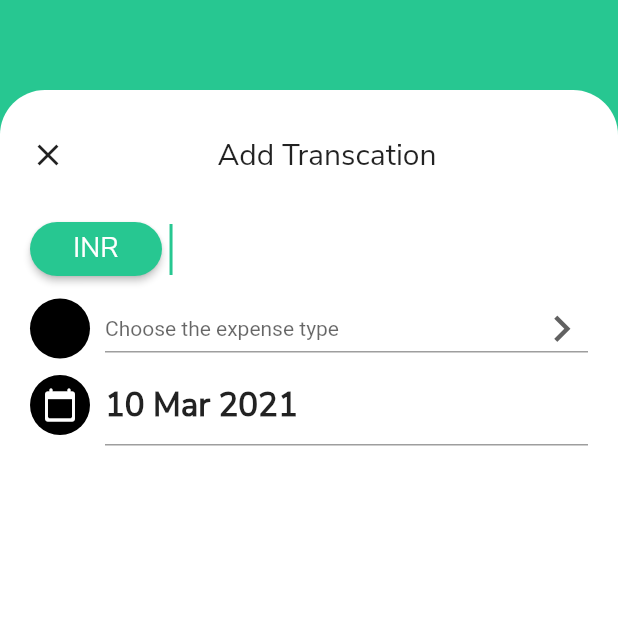
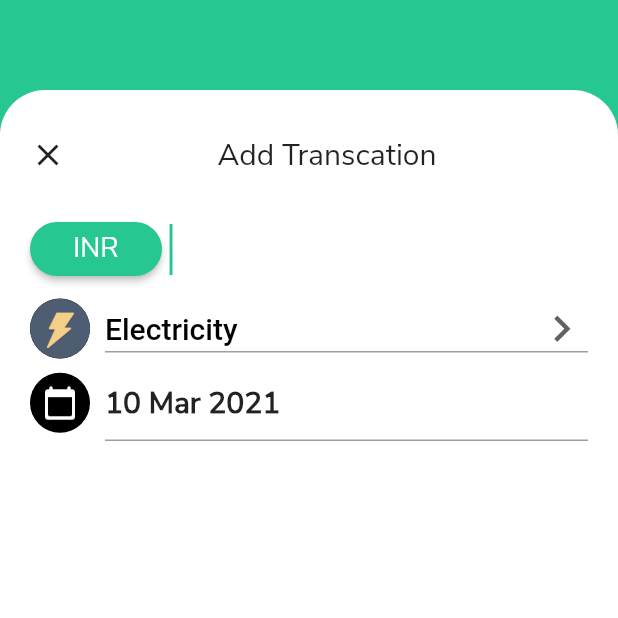
Before and after one commit to keertirajmalik/Pocket-Friend, a Flutter app: the AddTransactionScreen screen opened directly, on a phone screen of 412 x 824 dp, the top half of it. Run offline on Flutter 3.47's test engine with Material 2 defaults, Android fonts, the phone set to English and light mode, and no system bars.

Commit message:
added expense type icons and activated dropdown

```diff
--- a/lib/screens/add_transaction_screen.dart
+++ b/lib/screens/add_transaction_screen.dart
@@ -2,7 +2,14 @@ import 'package:flutter/material.dart';
 import 'package:intl/intl.dart';
 import 'package:pocket_friend/models/expense_data.dart';
 
-class AddTransactionScreen extends StatelessWidget {
+class AddTransactionScreen extends StatefulWidget {
+  @override
+  _AddTransactionScreenState createState() => _AddTransactionScreenState();
+}
+
+class _AddTransactionScreenState extends State<AddTransactionScreen> {
+  String dropdownValue = ExpenseData().expenseTypes.first;
+
   @override
   Widget build(BuildContext context) {
     final _todayDate = TextEditingController();
@@ -73,11 +80,13 @@ class AddTransactionScreen extends StatelessWidget {
                     children: [
                       CircleAvatar(
                         backgroundColor: Colors.black,
+                        backgroundImage:
+                            AssetImage('assets/images/$dropdownValue.png'),
                       ),
                       SizedBox(width: 10.0),
                       Expanded(
                         child: DropdownButton<String>(
-                          // value: dropdownValue,
+                          value: dropdownValue,
                           hint: Text('Choose the expense type'),
                           icon: Icon(
                             Icons.keyboard_arrow_right,
@@ -85,15 +94,18 @@ class AddTransactionScreen extends StatelessWidget {
                           iconSize: 35.0,
                           elevation: 16,
                           isExpanded: true,
-                          style: TextStyle(color: Color(0xff27c791)),
+                          style: TextStyle(
+                              color: Colors.black,
+                              fontSize: 20.0,
+                              fontWeight: FontWeight.w500),
                           underline: Container(
                             height: 1.0,
                             color: Colors.grey,
                           ),
                           onChanged: (String? newValue) {
-                            // setState(() {
-                            //   dropdownValue = newValue;
-                            // });
+                            setState(() {
+                              dropdownValue = newValue!;
+                            });
                           },
                           items: ExpenseData()
                               .expenseTypes
@@ -124,7 +136,7 @@ class AddTransactionScreen extends StatelessWidget {
                           cursorColor: Color(0xff27c791),
                           keyboardType: TextInputType.datetime,
                           style: TextStyle(
-                              fontSize: 22.0, fontWeight: FontWeight.bold),
+                              fontSize: 20.0, fontWeight: FontWeight.bold),
                         ),
                       ),
                     ],
```
